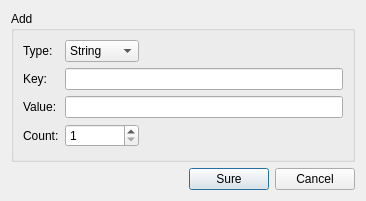
Old version of the form editdialog.ui in the repository 13627326651/JsonEditor.
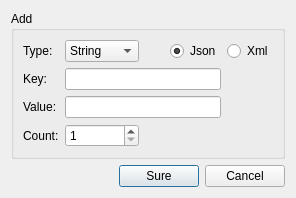
New version of the form.

```diff
--- a/editdialog.ui
+++ b/editdialog.ui
@@ -6,8 +6,8 @@
    <rect>
     <x>0</x>
     <y>0</y>
-    <width>366</width>
-    <height>201</height>
+    <width>296</width>
+    <height>184</height>
    </rect>
   </property>
   <property name="windowTitle">
@@ -61,18 +61,25 @@
         </item>
        </widget>
       </item>
-      <item row="0" column="2">
-       <spacer name="horizontalSpacer">
-        <property name="orientation">
-         <enum>Qt::Horizontal</enum>
+      <item row="0" column="3">
+       <widget class="QRadioButton" name="jsonButton">
+        <property name="text">
+         <string>Json</string>
         </property>
-        <property name="sizeHint" stdset="0">
-         <size>
-          <width>207</width>
-          <height>17</height>
-         </size>
+        <property name="checked">
+         <bool>true</bool>
         </property>
-       </spacer>
+        <property name="autoExclusive">
+         <bool>true</bool>
+        </property>
+       </widget>
+      </item>
+      <item row="0" column="4">
+       <widget class="QRadioButton" name="xmlButton">
+        <property name="text">
+         <string>Xml</string>
+        </property>
+       </widget>
       </item>
       <item row="1" column="0">
        <widget class="QLabel" name="label_3">
@@ -81,7 +88,7 @@
         </property>
        </widget>
       </item>
-      <item row="1" column="1" colspan="2">
+      <item row="1" column="1" colspan="3">
        <widget class="QLineEdit" name="keyLineEdit"/>
       </item>
       <item row="2" column="0">
@@ -91,7 +98,7 @@
         </property>
        </widget>
       </item>
-      <item row="2" column="1" colspan="2">
+      <item row="2" column="1" colspan="3">
        <widget class="QLineEdit" name="valueLineEdit"/>
       </item>
       <item row="3" column="0">
@@ -111,6 +118,19 @@
         </property>
        </widget>
       </item>
+      <item row="3" column="2" colspan="3">
+       <spacer name="horizontalSpacer">
+        <property name="orientation">
+         <enum>Qt::Horizontal</enum>
+        </property>
+        <property name="sizeHint" stdset="0">
+         <size>
+          <width>143</width>
+          <height>20</height>
+         </size>
+        </property>
+       </spacer>
+      </item>
      </layout>
     </widget>
    </item>
```
Left out of the diff: 54 changed lines with no effect on the pictures.
